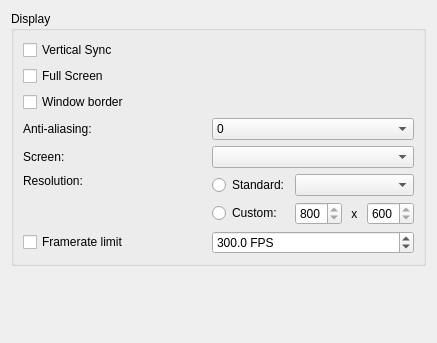
First picture: the form in files/ui/graphicspage.ui, repository nikamigaming-create/nikami-openmw-lab, before the edit.
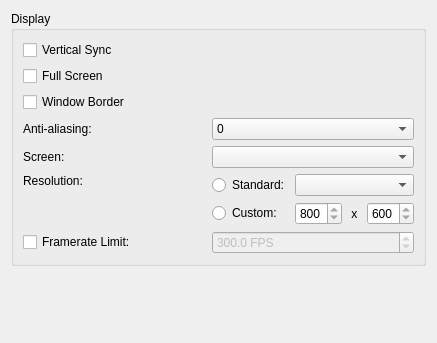
Second picture: the form after the edit.

Commit message:
Disable FPS limit spinbox by default and set the maximum to 1000
Make window border and framerate limit labels consistent with other labels

Diff of the .ui file:
```diff
--- a/files/ui/graphicspage.ui
+++ b/files/ui/graphicspage.ui
@@ -34,7 +34,7 @@
       <item row="2" column="0">
        <widget class="QCheckBox" name="windowBorderCheckBox">
         <property name="text">
-         <string>Window border</string>
+         <string>Window Border</string>
         </property>
        </widget>
       </item>
@@ -65,7 +65,7 @@
       <item row="6" column="0">
        <widget class="QCheckBox" name="framerateLimitCheckBox">
         <property name="text">
-         <string>Framerate limit</string>
+         <string>Framerate Limit:</string>
         </property>
        </widget>
       </item>
@@ -152,6 +152,9 @@
       </item>
       <item row="6" column="1">
        <widget class="QDoubleSpinBox" name="framerateLimitSpinBox">
+        <property name="enabled">
+         <bool>false</bool>
+        </property>
         <property name="suffix">
          <string> FPS</string>
         </property>
@@ -162,7 +165,7 @@
          <double>1</double>
         </property>
         <property name="maximum">
-         <double>999</double>
+         <double>1000</double>
         </property>
         <property name="singleStep">
          <double>15</double>
```
The commit also changes 1 other file.
